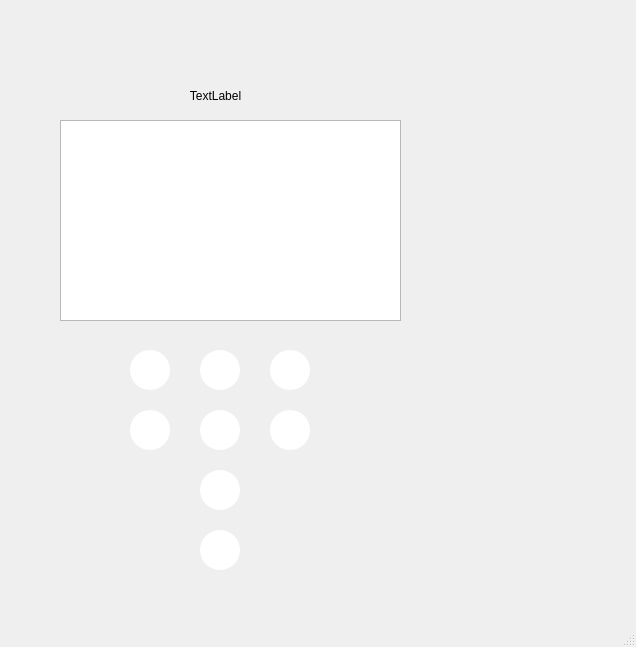
First picture: the form in Team13-HeartWave/mainwindow.ui, repository bradyhoard/Team13-HeartWave, before the edit.
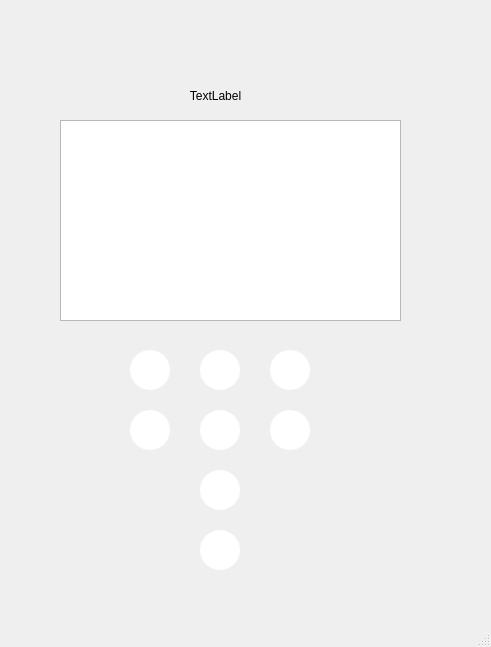
Second picture: the form after the edit. Icons and pictures are not drawn.

Commit message:
red green and blue coherence levels above screen
last commit was one folder too deep , this one should work

What changed in the file:
```diff
--- a/Team13-HeartWave/mainwindow.ui
+++ b/Team13-HeartWave/mainwindow.ui
@@ -6,7 +6,7 @@
    <rect>
     <x>0</x>
     <y>0</y>
-    <width>636</width>
+    <width>491</width>
     <height>647</height>
    </rect>
   </property>
```
Left out of the diff: 2 changed lines with no effect on the pictures. The commit also changes 3 other files.
